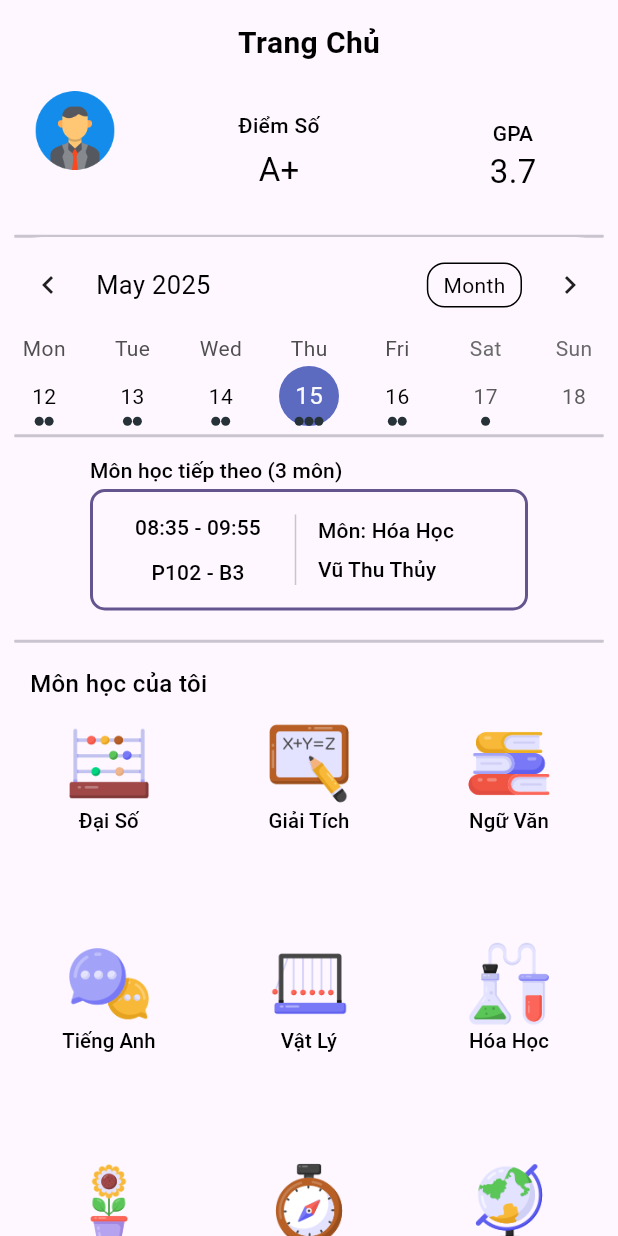
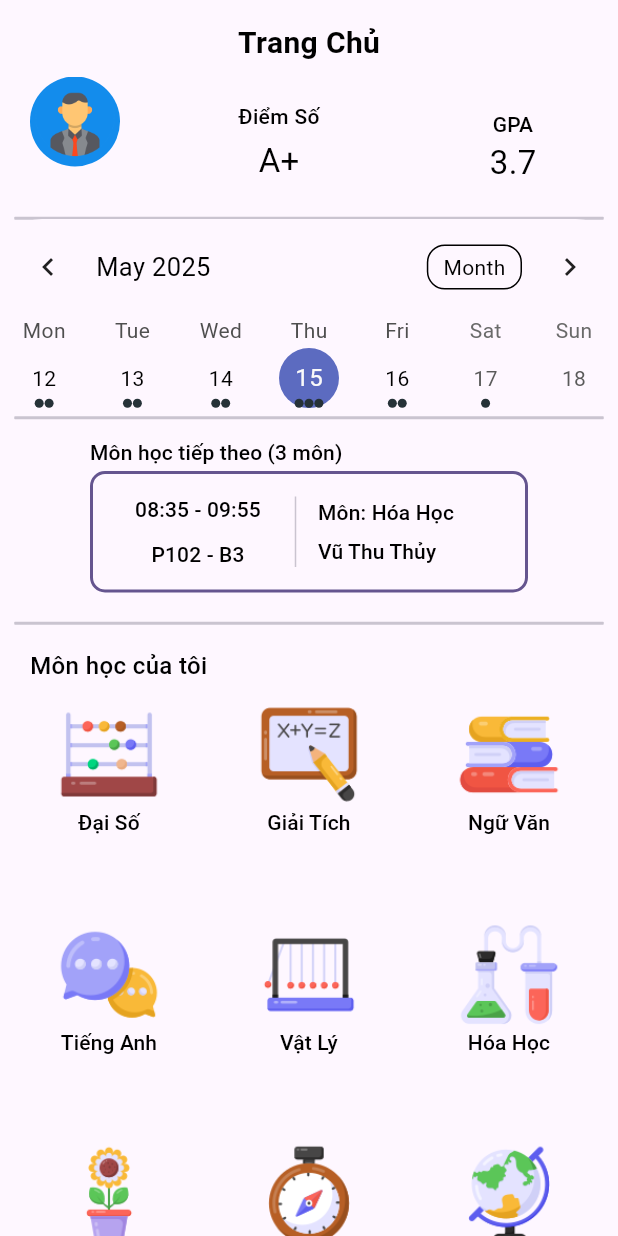
Before and after one commit to thg68/EasyEdu, a Flutter app: the HomePage screen opened directly, on a phone screen of 412 x 824 dp. Run offline on Flutter 3.47's test engine with Material 3 defaults, Android fonts, the light colour scheme and no system bars; drawn by our look-alikes of table_calendar; our stand-ins replace image_picker, shared_preferences; accounts and stored records are empty.

Commit message:
Minor fixes

```diff
--- a/lib/Pages/Home/home.dart
+++ b/lib/Pages/Home/home.dart
@@ -28,7 +28,7 @@
   DateTime? _rangeStart;
   DateTime? _rangeEnd;
   late final ValueNotifier<List<Event>> _selectedEvents;
-  final double subjectGridSize = 68; //scale at 60-110, 80 looks best
+  final double subjectGridSize = 80; //scale at 60-110, 80 looks best
 
   @override
   void initState() {
@@ -273,6 +273,62 @@
         ),
       ],
     );
+  }
+
+  Widget _tempCreateLesson(String title, String value) {
+    return GestureDetector(
+      onTap: () {
+        Navigator.push(
+          context,
+          MaterialPageRoute(
+            builder: (context) => const CreateLessonPage(),
+          ),
+        );
+      },
+      child: Column(
+          mainAxisSize: MainAxisSize.min,
+          mainAxisAlignment: MainAxisAlignment.center,
+          crossAxisAlignment: CrossAxisAlignment.center,
+          children: [
+            SizedBox(
+              width: 100,
+              height: 22.22,
+              child: Text(
+                title,
+                textAlign: TextAlign.center,
+                style: TextStyle(
+                  color: Colors.black,
+                  fontSize: 14,
+                  fontFamily: 'Roboto',
+                  fontWeight: FontWeight.w500,
+                  height: 1.43,
+                  letterSpacing: 0.10,
+                ),
+              ),
+            ),
+            SizedBox(
+              width: 100,
+              height: 22.22,
+              child: Row(
+                mainAxisAlignment: MainAxisAlignment.center,
+                children: [
+                  Text(
+                    value,
+                    textAlign: TextAlign.center,
+                    style: TextStyle(
+                      color: Colors.black,
+                      fontSize: 22,
+                      fontFamily: 'Roboto',
+                      fontWeight: FontWeight.w400,
+                      height: 1.27,
+                    ),
+                  ),
+                ],
+              ),
+            ),
+          ],
+        ),
+      );
   }
 
   Widget _buildHDivider() {
@@ -829,7 +885,7 @@
                 textAlign: TextAlign.center,
                 style: TextStyle(
                   color: Colors.black,
-                  fontSize: subjectSize / 5,
+                  fontSize: subjectSize / 5 - 2,
                   fontFamily: 'Roboto',
                   fontWeight: FontWeight.w500,
                   height: 1.43,
@@ -842,68 +898,4 @@
       ),
     );
   }
-
-  Widget _tempCreateLesson(String title, String value) {
-    return GestureDetector(
-      onTap: () {
-        Navigator.push(
-          context,
-          MaterialPageRoute(
-            builder: (context) => const CreateLessonPage(),
-          ),
-        );
-      },
-      child: Container(
-        width: 100,
-        height: 100,
-        decoration: BoxDecoration(
-          color: Colors.transparent,
-          borderRadius: BorderRadius.circular(8),
-        ),
-        child: Column(
-          mainAxisSize: MainAxisSize.min,
-          mainAxisAlignment: MainAxisAlignment.center,
-          crossAxisAlignment: CrossAxisAlignment.center,
-          children: [
-            SizedBox(
-              width: 100,
-              height: 22.22,
-              child: Text(
-                title,
-                textAlign: TextAlign.center,
-                style: TextStyle(
-                  color: Colors.black,
-                  fontSize: 14,
-                  fontFamily: 'Roboto',
-                  fontWeight: FontWeight.w500,
-                  height: 1.43,
-                  letterSpacing: 0.10,
-                ),
-              ),
-            ),
-            SizedBox(
-              width: 100,
-              height: 22.22,
-              child: Row(
-                mainAxisAlignment: MainAxisAlignment.center,
-                children: [
-                  Text(
-                    value,
-                    textAlign: TextAlign.center,
-                    style: TextStyle(
-                      color: Colors.black,
-                      fontSize: 22,
-                      fontFamily: 'Roboto',
-                      fontWeight: FontWeight.w400,
-                      height: 1.27,
-                    ),
-                  ),
-                ],
-              ),
-            ),
-          ],
-        ),
-      ),
-    );
-  }
 }
```
Also changed, not shown: lib/Pages/Profile/ProfilePage.dart (+5 -5 lines), assets/images/40x40.png, assets/images/education.png.
